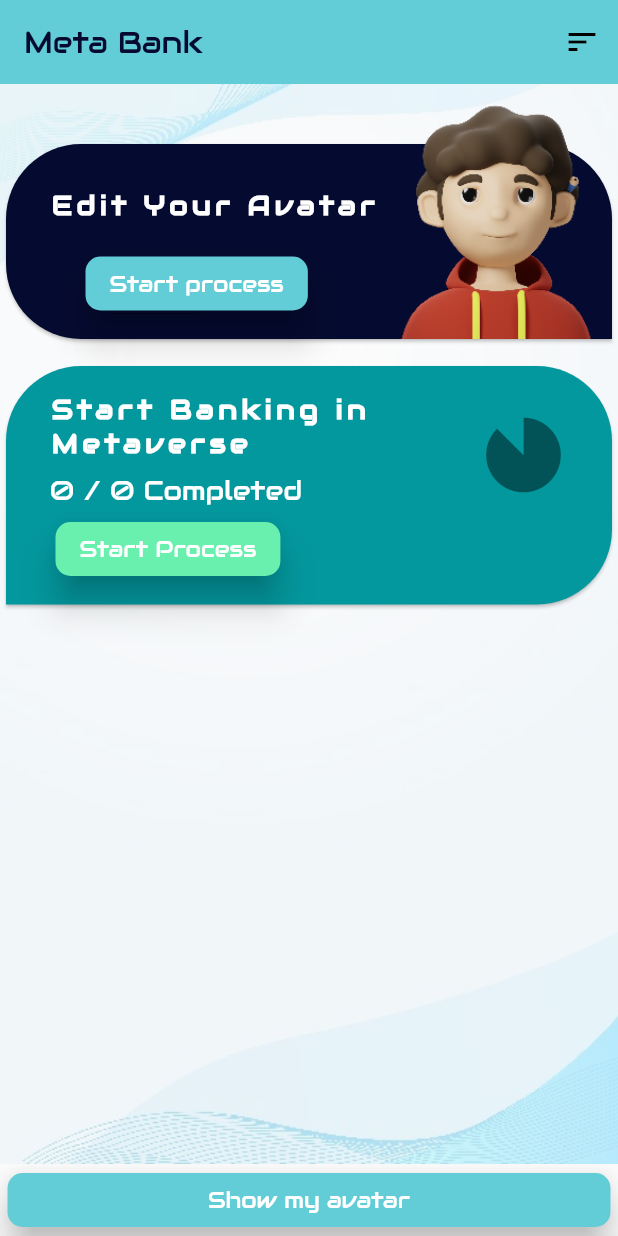
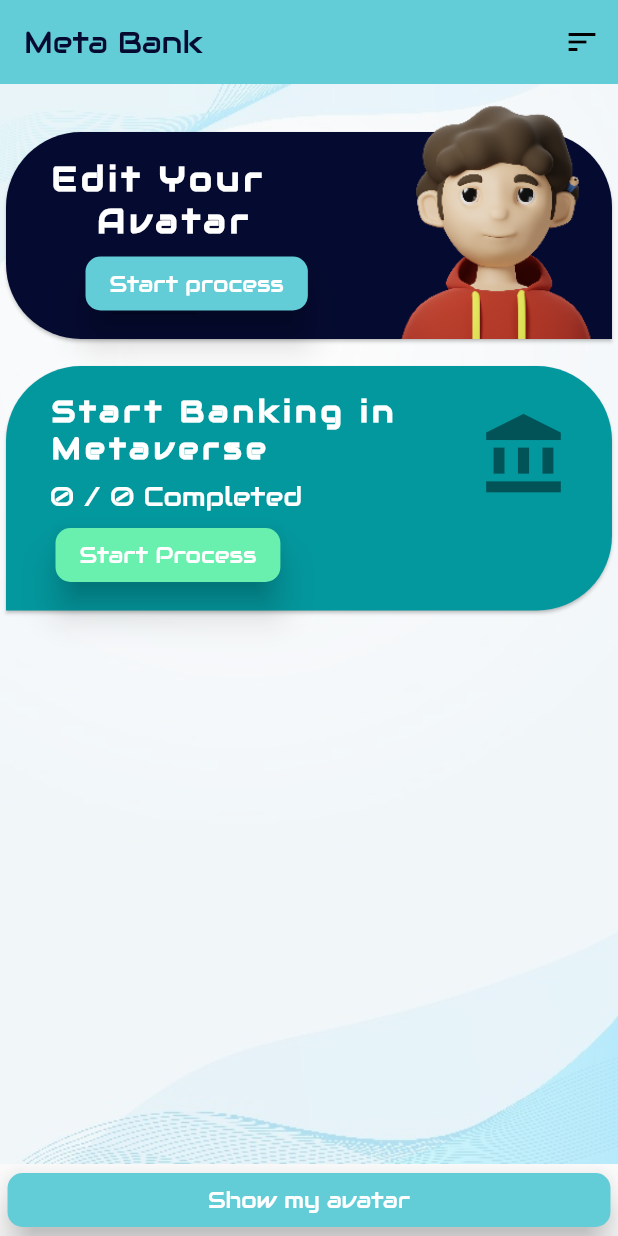
Before and after one commit to ViduraErandika/MetaBank-app, a Flutter app: the DashboardScreen screen opened directly, on a phone screen of 412 x 824 dp. Run offline on Flutter 3.47's test engine with Material 2 defaults, Android fonts, the phone set to English and light mode, and no system bars; our stand-ins replace cloud_firestore, firebase_auth, firebase_core, firebase_storage, flutter_image_compress, font_awesome_flutter and 8 more; missing offline and left inert: block_ui, cool_stepper, flutter_webview_pro; accounts and stored records are empty.

Commit message:
dashboard minor ui changes

```diff
--- a/lib/screens/dashboard_screen.dart
+++ b/lib/screens/dashboard_screen.dart
@@ -115,10 +115,10 @@ class _DashboardScreenState extends State<DashboardScreen> {
                             children: [
                               const ListTile(
                                 title: Text(
-                                  'Edit Your Avatar',
+                                  'Edit Your \n \t Avatar',
                                   style: TextStyle(
                                       color: Colors.white,
-                                      fontSize: 18,
+                                      fontSize: 22,
                                       fontFamily: 'AudioWide',
                                       fontWeight: FontWeight.bold,
                                       letterSpacing: 3),
@@ -188,7 +188,7 @@ class _DashboardScreenState extends State<DashboardScreen> {
                                 'Start Banking in Metaverse',
                                 style: TextStyle(
                                     color: Colors.white,
-                                    fontSize: 18,
+                                    fontSize: 20,
                                     fontFamily: 'AudioWide',
                                     fontWeight: FontWeight.bold,
                                     letterSpacing: 3),
@@ -203,7 +203,7 @@ class _DashboardScreenState extends State<DashboardScreen> {
                               ),
                             ),
                             trailing: const Icon(
-                              Icons.incomplete_circle_outlined,
+                              Icons.account_balance,
                               size: 60,
                             ),
                           ),
```
Also changed, not shown: lib/screens/form_screen.dart (+9 -0 lines).
